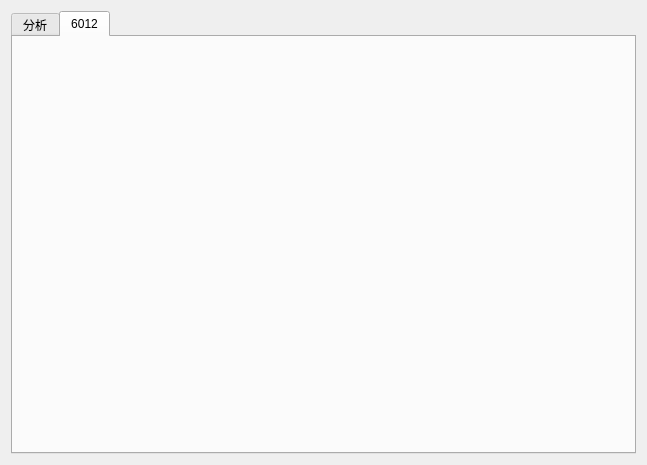
Before: the Qt Designer form CollectionMonitoringClassObject.ui in qwerttqq95/698SP_CL, drawn with Qt 5.
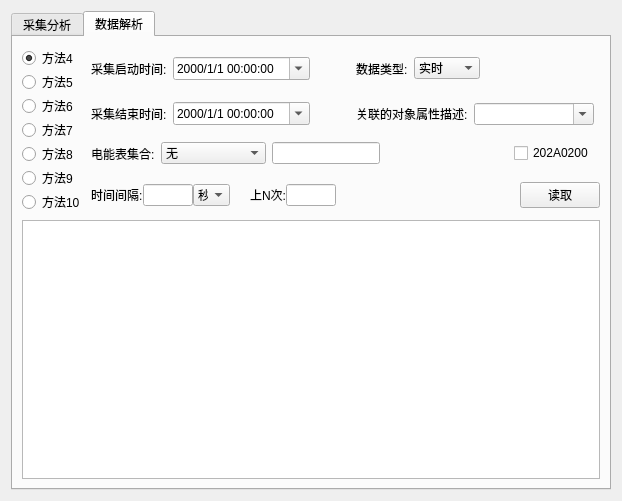
After: the same form once the commit is applied. The open tabs and pages were chosen to show the change.

```diff
--- a/CollectionMonitoringClassObject.ui
+++ b/CollectionMonitoringClassObject.ui
@@ -6,14 +6,14 @@
    <rect>
     <x>0</x>
     <y>0</y>
-    <width>647</width>
-    <height>465</height>
+    <width>622</width>
+    <height>501</height>
    </rect>
   </property>
   <property name="windowTitle">
    <string>采集监控类</string>
   </property>
-  <layout class="QVBoxLayout" name="verticalLayout_3">
+  <layout class="QVBoxLayout" name="verticalLayout_5">
    <item>
     <widget class="QTabWidget" name="tabWidget">
      <property name="currentIndex">
@@ -21,7 +21,7 @@
      </property>
      <widget class="QWidget" name="tab">
       <attribute name="title">
-       <string>分析</string>
+       <string>采集分析</string>
       </attribute>
       <layout class="QVBoxLayout" name="verticalLayout_2">
        <item>
@@ -172,8 +172,581 @@
      </widget>
      <widget class="QWidget" name="tab_2">
       <attribute name="title">
-       <string>6012</string>
+       <string>数据解析</string>
       </attribute>
+      <layout class="QVBoxLayout" name="verticalLayout_3">
+       <item>
+        <layout class="QGridLayout" name="gridLayout">
+         <item row="0" column="0" rowspan="4">
+          <layout class="QVBoxLayout" name="verticalLayout_4">
+           <property name="spacing">
+            <number>0</number>
+           </property>
+           <property name="sizeConstraint">
+            <enum>QLayout::SetDefaultConstraint</enum>
+           </property>
+           <property name="topMargin">
+            <number>0</number>
+           </property>
+           <property name="bottomMargin">
+            <number>0</number>
+           </property>
+           <item>
+            <widget class="QRadioButton" name="radioButton">
+             <property name="text">
+              <string>方法4</string>
+             </property>
+             <property name="checked">
+              <bool>true</bool>
+             </property>
+            </widget>
+           </item>
+           <item>
+            <widget class="QRadioButton" name="radioButton_2">
+             <property name="text">
+              <string>方法5</string>
+             </property>
+            </widget>
+           </item>
+           <item>
+            <widget class="QRadioButton" name="radioButton_4">
+             <property name="text">
+              <string>方法6</string>
+             </property>
+            </widget>
+           </item>
+           <item>
+            <widget class="QRadioButton" name="radioButton_3">
+             <property name="text">
+              <string>方法7</string>
+             </property>
+            </widget>
+           </item>
+           <item>
+            <widget class="QRadioButton" name="radioButton_6">
+             <property name="text">
+              <string>方法8</string>
+             </property>
+            </widget>
+           </item>
+           <item>
+            <widget class="QRadioButton" name="radioButton_5">
+             <property name="text">
+              <string>方法9</string>
+             </property>
+            </widget>
+           </item>
+           <item>
+            <widget class="QRadioButton" name="radioButton_7">
+             <property name="text">
+              <string>方法10</string>
+             </property>
+            </widget>
+           </item>
+          </layout>
+         </item>
+         <item row="0" column="1">
+          <layout class="QHBoxLayout" name="horizontalLayout_2">
+           <item>
+            <widget class="QLabel" name="label">
+             <property name="sizePolicy">
+              <sizepolicy hsizetype="Fixed" vsizetype="Preferred">
+               <horstretch>0</horstretch>
+               <verstretch>0</verstretch>
+              </sizepolicy>
+             </property>
+             <property name="text">
+              <string>采集启动时间:</string>
+             </property>
+            </widget>
+           </item>
+           <item>
+            <widget class="QDateTimeEdit" name="dateTimeEdit">
+             <property name="sizePolicy">
+              <sizepolicy hsizetype="Fixed" vsizetype="Fixed">
+               <horstretch>0</horstretch>
+               <verstretch>0</verstretch>
+              </sizepolicy>
+             </property>
+             <property name="wrapping">
+              <bool>false</bool>
+             </property>
+             <property name="buttonSymbols">
+              <enum>QAbstractSpinBox::UpDownArrows</enum>
+             </property>
+             <property name="correctionMode">
+              <enum>QAbstractSpinBox::CorrectToNearestValue</enum>
+             </property>
+             <property name="showGroupSeparator" stdset="0">
+              <bool>true</bool>
+             </property>
+             <property name="displayFormat">
+              <string>yyyy/M/d HH:mm:ss</string>
+             </property>
+             <property name="calendarPopup">
+              <bool>true</bool>
+             </property>
+             <property name="currentSectionIndex">
+              <number>1</number>
+             </property>
+             <property name="timeSpec">
+              <enum>Qt::LocalTime</enum>
+             </property>
+            </widget>
+           </item>
+           <item>
+            <spacer name="horizontalSpacer_3">
+             <property name="orientation">
+              <enum>Qt::Horizontal</enum>
+             </property>
+             <property name="sizeType">
+              <enum>QSizePolicy::Fixed</enum>
+             </property>
+             <property name="sizeHint" stdset="0">
+              <size>
+               <width>40</width>
+               <height>20</height>
+              </size>
+             </property>
+            </spacer>
+           </item>
+           <item>
+            <widget class="QLabel" name="label_6">
+             <property name="text">
+              <string>数据类型:</string>
+             </property>
+            </widget>
+           </item>
+           <item>
+            <widget class="QComboBox" name="comboBox_3">
+             <item>
+              <property name="text">
+               <string>实时</string>
+              </property>
+             </item>
+             <item>
+              <property name="text">
+               <string>曲线</string>
+              </property>
+             </item>
+             <item>
+              <property name="text">
+               <string>日冻结</string>
+              </property>
+             </item>
+             <item>
+              <property name="text">
+               <string>月冻结</string>
+              </property>
+             </item>
+            </widget>
+           </item>
+           <item>
+            <spacer name="horizontalSpacer_7">
+             <property name="orientation">
+              <enum>Qt::Horizontal</enum>
+             </property>
+             <property name="sizeHint" stdset="0">
+              <size>
+               <width>40</width>
+               <height>20</height>
+              </size>
+             </property>
+            </spacer>
+           </item>
+          </layout>
+         </item>
+         <item row="1" column="1">
+          <layout class="QHBoxLayout" name="horizontalLayout_3">
+           <item>
+            <widget class="QLabel" name="label_2">
+             <property name="enabled">
+              <bool>true</bool>
+             </property>
+             <property name="text">
+              <string>采集结束时间:</string>
+             </property>
+            </widget>
+           </item>
+           <item>
+            <widget class="QDateTimeEdit" name="dateTimeEdit_2">
+             <property name="wrapping">
+              <bool>false</bool>
+             </property>
+             <property name="buttonSymbols">
+              <enum>QAbstractSpinBox::UpDownArrows</enum>
+             </property>
+             <property name="accelerated">
+              <bool>false</bool>
+             </property>
+             <property name="showGroupSeparator" stdset="0">
+              <bool>true</bool>
+             </property>
+             <property name="time">
+              <time>
+               <hour>0</hour>
+               <minute>0</minute>
+               <second>0</second>
+              </time>
+             </property>
+             <property name="displayFormat">
+              <string>yyyy/M/d HH:mm:ss</string>
+             </property>
+             <property name="calendarPopup">
+              <bool>true</bool>
+             </property>
+             <property name="currentSectionIndex">
+              <number>1</number>
+             </property>
+            </widget>
+           </item>
+           <item>
+            <spacer name="horizontalSpacer_5">
+             <property name="orientation">
+              <enum>Qt::Horizontal</enum>
+             </property>
+             <property name="sizeType">
+              <enum>QSizePolicy::Fixed</enum>
+             </property>
+             <property name="sizeHint" stdset="0">
+              <size>
+               <width>40</width>
+               <height>20</height>
+              </size>
+             </property>
+            </spacer>
+           </item>
+           <item>
+            <widget class="QLabel" name="label_7">
+             <property name="sizePolicy">
+              <sizepolicy hsizetype="Fixed" vsizetype="Preferred">
+               <horstretch>0</horstretch>
+               <verstretch>0</verstretch>
+              </sizepolicy>
+             </property>
+             <property name="text">
+              <string>关联的对象属性描述:</string>
+             </property>
+            </widget>
+           </item>
+           <item>
+            <widget class="QComboBox" name="comboBox_4">
+             <property name="sizePolicy">
+              <sizepolicy hsizetype="Expanding" vsizetype="Fixed">
+               <horstretch>0</horstretch>
+               <verstretch>0</verstretch>
+              </sizepolicy>
+             </property>
+             <property name="toolTip">
+              <string>多描述用&quot;,&quot;分开</string>
+             </property>
+             <property name="editable">
+              <bool>true</bool>
+             </property>
+            </widget>
+           </item>
+          </layout>
+         </item>
+         <item row="2" column="1">
+          <layout class="QHBoxLayout" name="horizontalLayout_5">
+           <item>
+            <widget class="QLabel" name="label_4">
+             <property name="text">
+              <string>电能表集合:</string>
+             </property>
+            </widget>
+           </item>
+           <item>
+            <widget class="QComboBox" name="comboBox_2">
+             <property name="sizePolicy">
+              <sizepolicy hsizetype="Expanding" vsizetype="Fixed">
+               <horstretch>0</horstretch>
+               <verstretch>0</verstretch>
+              </sizepolicy>
+             </property>
+             <property name="minimumSize">
+              <size>
+               <width>37</width>
+               <height>0</height>
+              </size>
+             </property>
+             <property name="maximumSize">
+              <size>
+               <width>105</width>
+               <height>16777215</height>
+              </size>
+             </property>
+             <property name="sizeIncrement">
+              <size>
+               <width>37</width>
+               <height>0</height>
+              </size>
+             </property>
+             <property name="baseSize">
+              <size>
+               <width>37</width>
+               <height>0</height>
+              </size>
+             </property>
+             <item>
+              <property name="text">
+               <string>无</string>
+              </property>
+             </item>
+             <item>
+              <property name="text">
+               <string>全部电能表</string>
+              </property>
+             </item>
+             <item>
+              <property name="text">
+               <string>一组用户类型</string>
+              </property>
+             </item>
+             <item>
+              <property name="text">
+               <string>一组用户地址</string>
+              </property>
+             </item>
+             <item>
+              <property name="text">
+               <string>一组用户序号</string>
+              </property>
+             </item>
+            </widget>
+           </item>
+           <item>
+            <widget class="QLineEdit" name="lineEdit_2">
+             <property name="sizePolicy">
+              <sizepolicy hsizetype="Fixed" vsizetype="Fixed">
+               <horstretch>0</horstretch>
+               <verstretch>0</verstretch>
+              </sizepolicy>
+             </property>
+             <property name="maximumSize">
+              <size>
+               <width>200</width>
+               <height>16777215</height>
+              </size>
+             </property>
+            </widget>
+           </item>
+           <item>
+            <spacer name="horizontalSpacer_6">
+             <property name="orientation">
+              <enum>Qt::Horizontal</enum>
+             </property>
+             <property name="sizeHint" stdset="0">
+              <size>
+               <width>40</width>
+               <height>20</height>
+              </size>
+             </property>
+            </spacer>
+           </item>
+           <item>
+            <widget class="QCheckBox" name="checkBox">
+             <property name="text">
+              <string>202A0200</string>
+             </property>
+            </widget>
+           </item>
+          </layout>
+         </item>
+         <item row="3" column="1" colspan="2">
+          <layout class="QHBoxLayout" name="horizontalLayout_6">
+           <item>
+            <layout class="QHBoxLayout" name="horizontalLayout_4">
+             <property name="spacing">
+              <number>0</number>
+             </property>
+             <item>
+              <widget class="QLabel" name="label_3">
+               <property name="sizePolicy">
+                <sizepolicy hsizetype="Fixed" vsizetype="Preferred">
+                 <horstretch>0</horstretch>
+                 <verstretch>0</verstretch>
+                </sizepolicy>
+               </property>
+               <property name="text">
+                <string>时间间隔:</string>
+               </property>
+              </widget>
+             </item>
+             <item>
+              <widget class="QLineEdit" name="lineEdit">
+               <property name="maximumSize">
+                <size>
+                 <width>50</width>
+                 <height>16777215</height>
+                </size>
+               </property>
+              </widget>
+             </item>
+             <item>
+              <widget class="QComboBox" name="comboBox">
+               <property name="sizePolicy">
+                <sizepolicy hsizetype="Expanding" vsizetype="Fixed">
+                 <horstretch>0</horstretch>
+                 <verstretch>0</verstretch>
+                </sizepolicy>
+               </property>
+               <property name="minimumSize">
+                <size>
+                 <width>37</width>
+                 <height>0</height>
+                </size>
+               </property>
+               <property name="maximumSize">
+                <size>
+                 <width>37</width>
+                 <height>16777215</height>
+                </size>
+               </property>
+               <property name="sizeIncrement">
+                <size>
+                 <width>37</width>
+                 <height>0</height>
+                </size>
+               </property>
+               <property name="baseSize">
+                <size>
+                 <width>37</width>
+                 <height>0</height>
+                </size>
+               </property>
+               <item>
+                <property name="text">
+                 <string>秒</string>
+                </property>
+               </item>
+               <item>
+                <property name="text">
+                 <string>分</string>
+                </property>
+               </item>
+               <item>
+                <property name="text">
+                 <string>时</string>
+                </property>
+               </item>
+               <item>
+                <property name="text">
+                 <string>月</string>
+                </property>
+               </item>
+               <item>
+                <property name="text">
+                 <string>日</string>
+                </property>
+               </item>
+               <item>
+                <property name="text">
+                 <string>年</string>
+                </property>
+               </item>
+              </widget>
+             </item>
+             <item>
+              <spacer name="horizontalSpacer_4">
+               <property name="orientation">
+                <enum>Qt::Horizontal</enum>
+               </property>
+               <property name="sizeType">
+                <enum>QSizePolicy::Fixed</enum>
+               </property>
+               <property name="sizeHint" stdset="0">
+                <size>
+                 <width>20</width>
+                 <height>20</height>
+                </size>
+               </property>
+              </spacer>
+             </item>
+             <item>
+              <widget class="QLabel" name="label_5">
+               <property name="sizePolicy">
+                <sizepolicy hsizetype="Fixed" vsizetype="Preferred">
+                 <horstretch>0</horstretch>
+                 <verstretch>0</verstretch>
+                </sizepolicy>
+               </property>
+               <property name="text">
+                <string>上N次:</string>
+               </property>
+              </widget>
+             </item>
+             <item>
+              <widget class="QLineEdit" name="lineEdit_3">
+               <property name="maximumSize">
+                <size>
+                 <width>50</width>
+                 <height>16777215</height>
+                </size>
+               </property>
+              </widget>
+             </item>
+             <item>
+              <spacer name="horizontalSpacer_2">
+               <property name="orientation">
+                <enum>Qt::Horizontal</enum>
+               </property>
+               <property name="sizeHint" stdset="0">
+                <size>
+                 <width>40</width>
+                 <height>20</height>
+                </size>
+               </property>
+              </spacer>
+             </item>
+            </layout>
+           </item>
+           <item>
+            <widget class="QPushButton" name="pushButton_5">
+             <property name="sizePolicy">
+              <sizepolicy hsizetype="Fixed" vsizetype="Fixed">
+               <horstretch>0</horstretch>
+               <verstretch>0</verstretch>
+              </sizepolicy>
+             </property>
+             <property name="text">
+              <string>读取</string>
+             </property>
+            </widget>
+           </item>
+          </layout>
+         </item>
+        </layout>
+       </item>
+       <item>
+        <widget class="QTableWidget" name="tableWidget_2">
+         <property name="sizePolicy">
+          <sizepolicy hsizetype="Expanding" vsizetype="MinimumExpanding">
+           <horstretch>0</horstretch>
+           <verstretch>0</verstretch>
+          </sizepolicy>
+         </property>
+         <property name="minimumSize">
+          <size>
+           <width>0</width>
+           <height>200</height>
+          </size>
+         </property>
+         <property name="sizeIncrement">
+          <size>
+           <width>0</width>
+           <height>148</height>
+          </size>
+         </property>
+         <property name="baseSize">
+          <size>
+           <width>0</width>
+           <height>129</height>
+          </size>
+         </property>
+        </widget>
+       </item>
+      </layout>
      </widget>
     </widget>
    </item>
```
Left out of the diff: 11 changed lines with no effect on the pictures.
